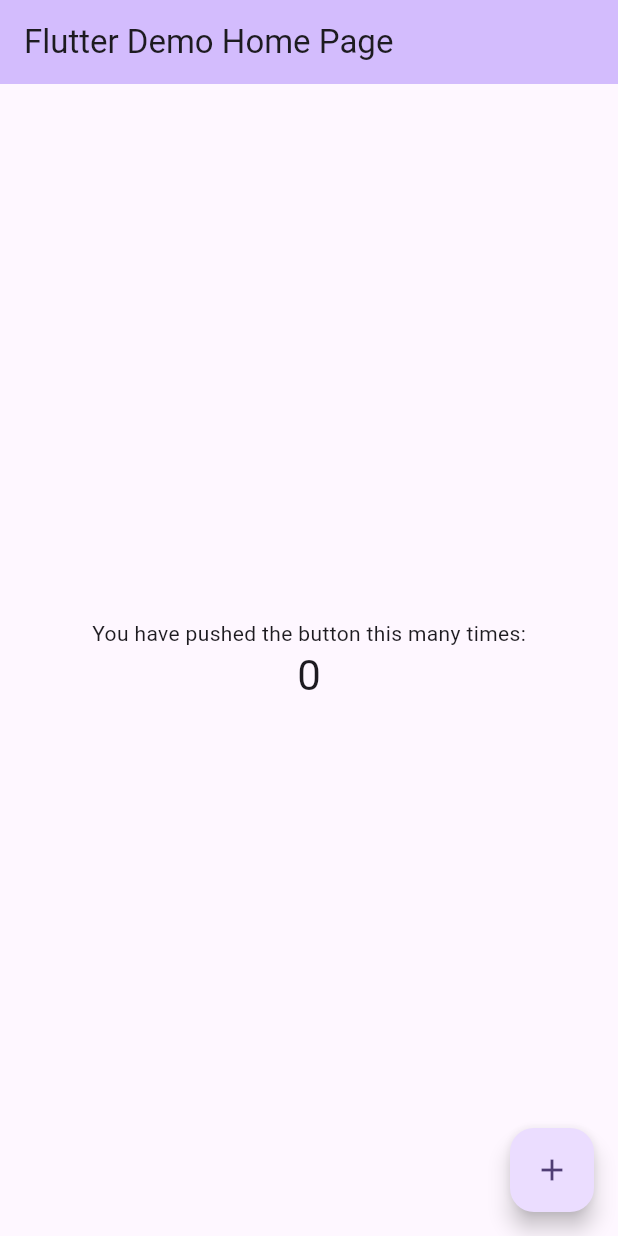
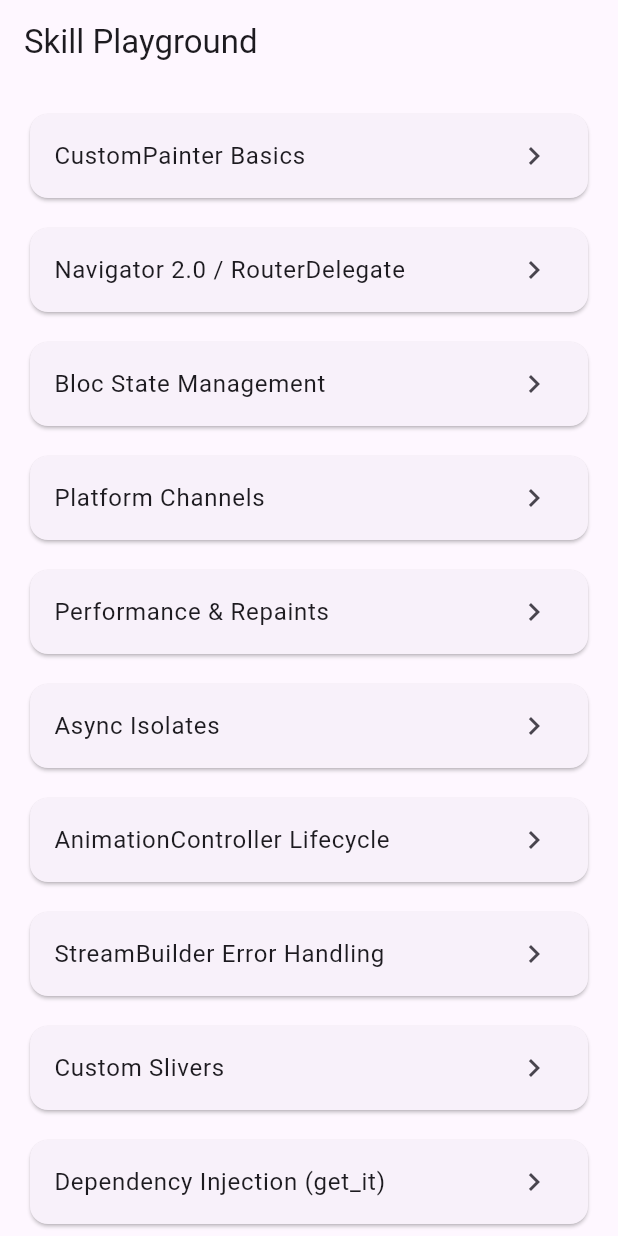
Before and after one commit to taylanbustamante/flutter_skill_playground, a Flutter app: the screen it shows after launch, on a phone screen of 412 x 824 dp. Run offline on Flutter 3.47's test engine with Material 3 defaults, Android fonts, the light colour scheme and no system bars.

Commit message:
feat: Implementando HomeScreen inicial;

```diff
--- a/lib/main.dart
+++ b/lib/main.dart
@@ -1,66 +1,22 @@
 import 'package:flutter/material.dart';
+import 'package:skill_playground/screens/home/home_screen.dart';
 
 void main() {
-  runApp(const MyApp());
+  WidgetsFlutterBinding.ensureInitialized();
+  runApp(const SkillPlaygroundApp());
 }
 
-class MyApp extends StatelessWidget {
-  const MyApp({super.key});
+class SkillPlaygroundApp extends StatelessWidget {
+  const SkillPlaygroundApp({super.key});
 
   @override
   Widget build(BuildContext context) {
     return MaterialApp(
-      title: 'Flutter Demo',
+      title: 'Skill Playground',
       theme: ThemeData(
         colorScheme: ColorScheme.fromSeed(seedColor: Colors.deepPurple),
       ),
-      home: const MyHomePage(title: 'Flutter Demo Home Page'),
+      home: const HomeScreen(),
     );
   }
 }
-
-class MyHomePage extends StatefulWidget {
-  const MyHomePage({super.key, required this.title});
-
-  final String title;
-
-  @override
-  State<MyHomePage> createState() => _MyHomePageState();
-}
-
-class _MyHomePageState extends State<MyHomePage> {
-  int _counter = 0;
-
-  void _incrementCounter() {
-    setState(() {
-      _counter++;
-    });
-  }
-
-  @override
-  Widget build(BuildContext context) {
-    return Scaffold(
-      appBar: AppBar(
-        backgroundColor: Theme.of(context).colorScheme.inversePrimary,
-        title: Text(widget.title),
-      ),
-      body: Center(
-        child: Column(
-          mainAxisAlignment: MainAxisAlignment.center,
-          children: <Widget>[
-            const Text('You have pushed the button this many times:'),
-            Text(
-              '$_counter',
-              style: Theme.of(context).textTheme.headlineMedium,
-            ),
-          ],
-        ),
-      ),
-      floatingActionButton: FloatingActionButton(
-        onPressed: _incrementCounter,
-        tooltip: 'Increment',
-        child: const Icon(Icons.add),
-      ), // This trailing comma makes auto-formatting nicer for build methods.
-    );
-  }
-}
--- /dev/null
+++ b/lib/screens/home/home_screen.dart
@@ -0,0 +1,38 @@
+import 'package:flutter/material.dart';
+
+class HomeScreen extends StatelessWidget {
+  const HomeScreen({super.key});
+
+  @override
+  Widget build(BuildContext context) {
+    List<String> features = <String>[
+      'CustomPainter Basics',
+      'Navigator 2.0 / RouterDelegate',
+      'Bloc State Management',
+      'Platform Channels',
+      'Performance & Repaints',
+      'Async Isolates',
+      'AnimationController Lifecycle',
+      'StreamBuilder Error Handling',
+      'Custom Slivers',
+      'Dependency Injection (get_it)',
+    ];
+
+    return Scaffold(
+      appBar: AppBar(title: const Text('Skill Playground')),
+      body: ListView.separated(
+        padding: const EdgeInsets.all(16),
+        itemCount: features.length,
+        separatorBuilder: (context, index) => SizedBox(height: 12),
+        itemBuilder: (context, index) {
+          return Card(
+            child: ListTile(
+              title: Text(features[index]),
+              trailing: const Icon(Icons.chevron_right),
+            ),
+          );
+        },
+      ),
+    );
+  }
+}
```
Also changed, not shown: 1 other file.
